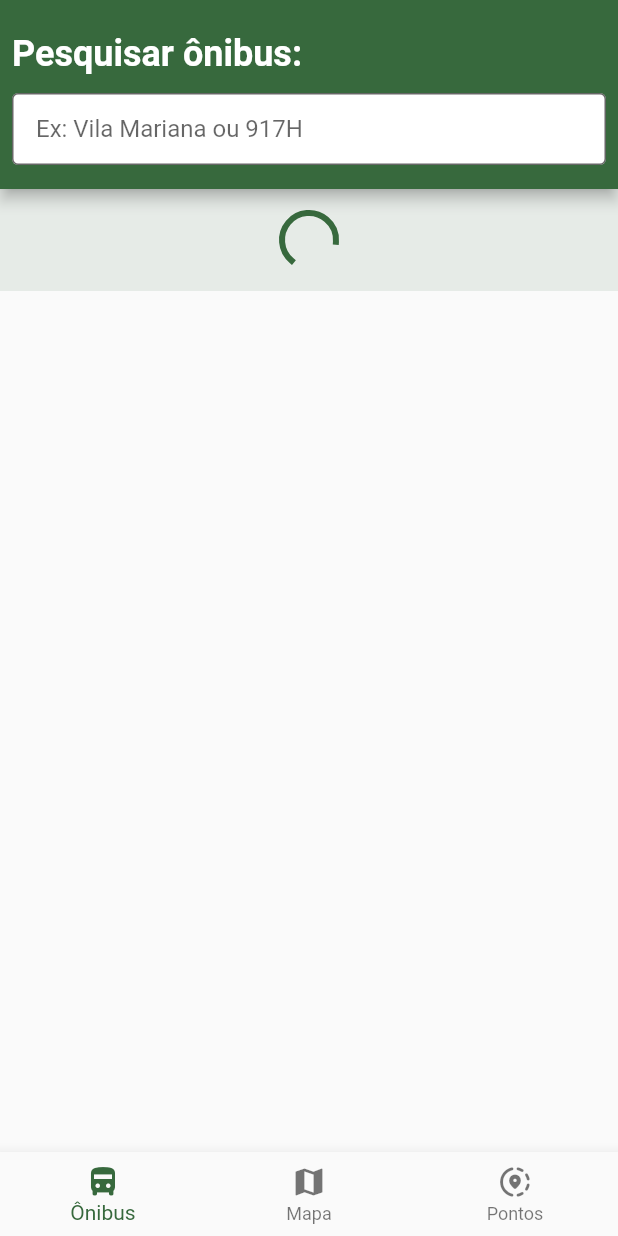
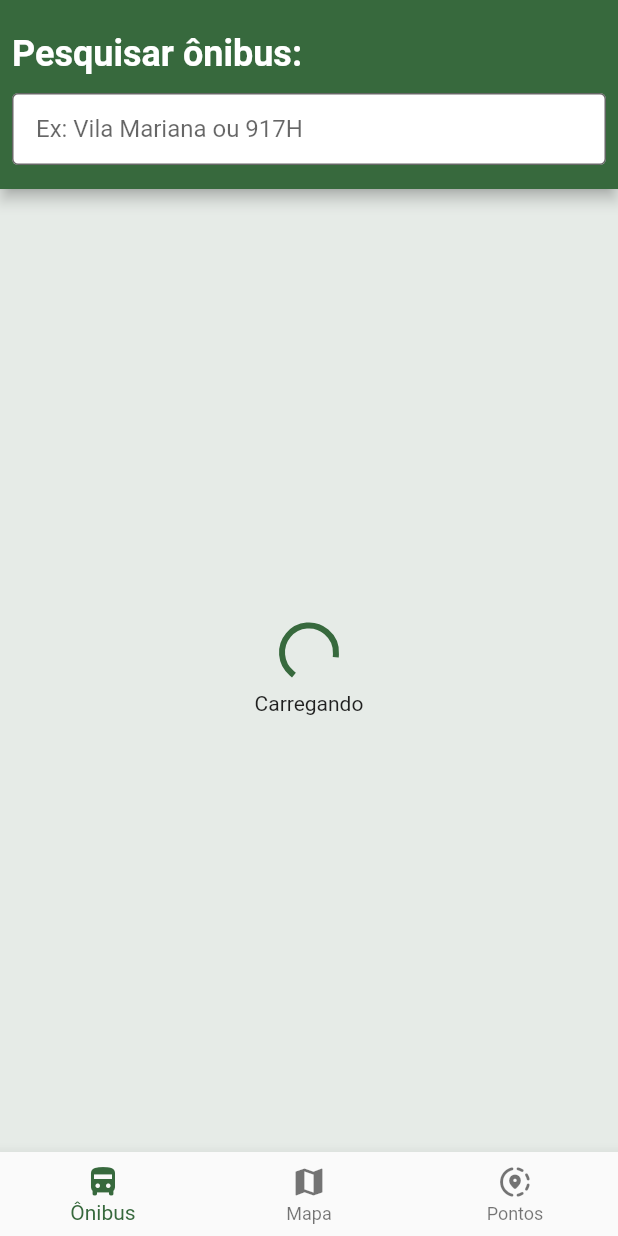
Before and after one commit to CaioLuppo/TaChegando, a Flutter app: the first screen one second after launch, on a phone screen of 412 x 824 dp. Run offline on Flutter 3.47's test engine with Material 2 defaults, Android fonts, the phone set to English and light mode, and no system bars; our stand-ins replace diacritic; missing offline and left inert: http_interceptor.

Commit message:
Aprimorando código de busca

```diff
--- a/lib/components/navegador.dart
+++ b/lib/components/navegador.dart
@@ -1,7 +1,7 @@
 // Tela principal do aplicativo
 
 import "package:flutter/material.dart";
-import 'package:ta_chegando/pages/onibus_page.dart';
+import '../pages/onibus_page.dart';
 
 class Navegador extends StatefulWidget {
   const Navegador({super.key});
@@ -10,10 +10,10 @@ class Navegador extends StatefulWidget {
   State<Navegador> createState() => _NavegadorState();
 }
 
+/// Controlador das páginas. Navega por índice.
+PageController controladorPageView = PageController();
+
 class _NavegadorState extends State<Navegador> {
-  /// Controlador das páginas. Navega por índice.
-  PageController controladorPageView = PageController();
-
   @override
   Widget build(BuildContext context) {
     return Scaffold(
@@ -21,6 +21,8 @@ class _NavegadorState extends State<Navegador> {
         controller: controladorPageView,
         children: const [
           OnibusPage(),
+          Text("Mapa"),
+          Text("Pontos")
         ],
       ),
       bottomNavigationBar: AnimatedBuilder(
@@ -30,8 +32,8 @@ class _NavegadorState extends State<Navegador> {
               currentIndex: controladorPageView.page?.round() ?? 0,
               onTap: (index) => controladorPageView.animateToPage(
                 index,
-                duration: const Duration(milliseconds: 500),
-                curve: Curves.easeInCubic,
+                duration: const Duration(milliseconds: 300),
+                curve: Curves.easeInQuad,
               ),
               items: const [
                 BottomNavigationBarItem(
--- a/lib/main.dart
+++ b/lib/main.dart
@@ -1,11 +1,9 @@
 import 'package:flutter/material.dart';
-import 'package:ta_chegando/web/clients/onibus_client.dart';
 
 import 'components/navegador.dart';
 
 void main() {
   runApp(const TaChegando());
-  OnibusWebClient().todosOnibus();
 }
 
 class TaChegando extends StatelessWidget {
--- a/lib/models/linha_de_onibus.dart
+++ b/lib/models/linha_de_onibus.dart
@@ -1,4 +1,4 @@
-import 'package:ta_chegando/pages/onibus_page.dart';
+import '../pages/onibus_page.dart';
 
 class LinhaOnibus {
   String letreiroEsquerda;
--- a/lib/pages/onibus_page.dart
+++ b/lib/pages/onibus_page.dart
@@ -1,9 +1,8 @@
+import 'package:diacritic/diacritic.dart';
 import 'package:flutter/material.dart';
-import 'package:ta_chegando/models/linha_de_onibus.dart';
-import 'package:ta_chegando/styles/text.dart';
-import 'package:ta_chegando/web/clients/onibus_client.dart';
-
-List<LinhaOnibus> todosOnibusCache = [];
+import '../models/linha_de_onibus.dart';
+import '../styles/text.dart';
+import '../web/clients/onibus_client.dart';
 
 class OnibusPage extends StatefulWidget {
   const OnibusPage({super.key});
@@ -12,14 +11,23 @@ class OnibusPage extends StatefulWidget {
   State<OnibusPage> createState() => _OnibusPageState();
 }
 
+/// Variável usada para evitar buscas desnecessárias no arquivo de ônibus.
+List<LinhaOnibus> todosOnibusCache = [];
+
 class _OnibusPageState extends State<OnibusPage> {
   final OnibusWebClient _web = OnibusWebClient();
+
+  bool mostrarTudo = false;
+
   bool buscou = false;
   String termoBusca = '';
 
   @override
   Widget build(BuildContext context) {
+    _web.todosOnibus();
+
     return Scaffold(
+      backgroundColor: Theme.of(context).colorScheme.primary.withOpacity(0.1),
       appBar: AppBar(
         bottom: PreferredSize(
           preferredSize: const Size.fromHeight(70),
@@ -49,9 +57,10 @@ class _OnibusPageState extends State<OnibusPage> {
                   onSubmitted: (texto) {
                     setState(() {
                       if (texto.isNotEmpty) {
-                        termoBusca = texto;
+                        termoBusca = removeDiacritics(texto.toLowerCase());
                         buscou = true;
                       } else {
+                        mostrarTudo = false;
                         buscou = false;
                       }
                     });
@@ -62,44 +71,56 @@ class _OnibusPageState extends State<OnibusPage> {
           ),
         ),
       ),
-      body: Container(
-        color: Theme.of(context).colorScheme.primary.withOpacity(0.1),
-        child: Padding(
-          padding: const EdgeInsets.all(8.0),
-          child: SingleChildScrollView(
-            child: Padding(
-              padding: const EdgeInsets.all(8.0),
-              child: FutureBuilder<List<LinhaOnibus>>(
+      body: FutureBuilder<List<LinhaOnibus>>(
         future: Future.delayed(
           const Duration(seconds: 2),
         ).then(
-                  (value) => !buscou
-                      ? _web.todosOnibus()
-                      : _web.buscaOnibus(termoBusca),
+          (value) async {
+            return buscou ? await buscaOnibusInteligente() : todosOnibusCache;
+          },
         ),
         builder: (context, snapshot) {
           switch (snapshot.connectionState) {
             case ConnectionState.none:
               break;
             case ConnectionState.waiting:
-                      return const Center(child: CircularProgressIndicator());
+              return Center(
+                child: Column(
+                  mainAxisAlignment: MainAxisAlignment.center,
+                  crossAxisAlignment: CrossAxisAlignment.center,
+                  children: const [
+                    CircularProgressIndicator(),
+                    Padding(
+                      padding: EdgeInsets.only(top: 8.0),
+                      child: Text("Carregando"),
+                    )
+                  ],
+                ),
+              );
             case ConnectionState.active:
               break;
             case ConnectionState.done:
               if (snapshot.hasData) {
                 final todosOnibus = snapshot.data ?? [];
                 if (todosOnibus.isNotEmpty) {
-                          return Flex(
-                            direction: Axis.vertical,
+                  return Column(
                     children: [
-                              ListView.builder(
+                      Flexible(
+                        child: Scrollbar(
+                          radius: const Radius.circular(20),
+                          thickness: 10,
+                          trackVisibility: true,
+                          interactive: true,
+                          child: ListView.builder(
+                            padding: const EdgeInsets.all(10),
+                            addAutomaticKeepAlives: true,
                             shrinkWrap: true,
-                                itemCount: todosOnibus.length,
+                            itemCount:
+                                mostrarTudo || buscou ? todosOnibus.length : 4,
                             itemBuilder: (context, index) {
                               final onibus = todosOnibus[index];
                               return Padding(
-                                    padding:
-                                        const EdgeInsets.fromLTRB(0, 4, 0, 4),
+                                padding: const EdgeInsets.fromLTRB(0, 4, 0, 4),
                                 child: Container(
                                   decoration: BoxDecoration(
                                     borderRadius: BorderRadius.circular(10),
@@ -117,23 +138,63 @@ class _OnibusPageState extends State<OnibusPage> {
                               );
                             },
                           ),
+                        ),
+                      ),
+                      if (!mostrarTudo && !buscou)
+                        Padding(
+                          padding: const EdgeInsets.all(4.0),
+                          child: ElevatedButton(
+                            onPressed: () {
+                              setState(() {
+                                mostrarTudo = true;
+                              });
+                            },
+                            child: const Text("Mostrar tudo"),
+                          ),
+                        )
                     ],
                   );
                 } else {
                   return const Center(
-                            child: Text("Nenhum ônibus encontrado"),
+                    child: Text("Nenhum ônibus encontrado."),
                   );
                 }
               }
           }
-                  return const Center(child: Text("Erro ao carregar linhas"));
+          return const Center(child: Text("Erro desconhecido"));
         },
       ),
-            ),
-          ),
-        ),
-      ),
     );
+  }
+
+  /// Utiliza o método de buscaOnibus porém filtrando a entrada do usuário
+  /// e adaptrando para o sistema da API.
+  Future<List<LinhaOnibus>> buscaOnibusInteligente() async {
+    var abreviacoes = {
+      // Abreviações que a API utiliza.
+      "terminal": "term",
+      "vila": "vl",
+      "escola": "esc",
+      "jardim": "jd",
+      "parque": "pq",
+      "lago": "lgo",
+      "hospital": "hosp"
+    };
+    List<LinhaOnibus> respostaOnibus = [];
+
+    String termoBuscaAdaptado = termoBusca;
+    abreviacoes.forEach((key, value) {
+      termoBuscaAdaptado = termoBuscaAdaptado.replaceAll(key, value);
+    });
+    respostaOnibus = await _web.buscaOnibus(termoBuscaAdaptado);
+
+    String termoBuscaAdaptado2 = termoBusca;
+    abreviacoes.forEach((key, value) {
+      termoBuscaAdaptado = termoBuscaAdaptado.replaceAll(value, key);
+    });
+    respostaOnibus.addAll(await _web.buscaOnibus(termoBuscaAdaptado2));
+
+    return respostaOnibus;
   }
 }
 
@@ -147,7 +208,7 @@ class _CartaoOnibus extends Container {
               borderRadius: BorderRadius.circular(10.0),
               color: Color(int.parse('0xFF${onibus.cor}')),
             ),
-            height: 40,
+            height: 90,
             child: Container(
               padding: const EdgeInsets.all(4),
               decoration: const BoxDecoration(
@@ -156,17 +217,39 @@ class _CartaoOnibus extends Container {
                     bottomRight: Radius.circular(10.0)),
                 color: Colors.white,
               ),
-              child: Row(
+              child: Column(
+                mainAxisAlignment: MainAxisAlignment.center,
+                children: [
+                  Row(
                     children: [
                       const Padding(
                         padding: EdgeInsets.only(left: 4.0, right: 4.0),
                         child: Icon(Icons.directions_bus),
                       ),
                       Text(
-                    "${onibus.letreiroEsquerda}/${onibus.letreiroDireita} - ${onibus.terminalPrimario} ↔ ${onibus.terminalSecundario}",
+                        "${onibus.letreiroEsquerda}/${onibus.letreiroDireita}",
                         style: const TextStyle(
-                      fontWeight: FontWeight.w400,
+                            fontWeight: FontWeight.w500, fontSize: 16),
                       ),
+                    ],
+                  ),
+                  Row(
+                    children: [
+                      const Padding(
+                        padding: EdgeInsets.only(left: 4.0, right: 4.0),
+                        child: Icon(Icons.arrow_forward),
+                      ),
+                      Text(onibus.terminalPrimario)
+                    ],
+                  ),
+                  Row(
+                    children: [
+                      const Padding(
+                        padding: EdgeInsets.only(left: 4.0, right: 4.0),
+                        child: Icon(Icons.arrow_back),
+                      ),
+                      Text(onibus.terminalSecundario)
+                    ],
                   ),
                 ],
               ),
```
Also changed, not shown: lib/web/clients/onibus_client.dart (+9 -13 lines), pubspec.yaml (+6 -5 lines), assets/linhas.txt (line endings or trailing spaces), pubspec.lock, 21 other files. Lines whose indentation alone changed are shown as unchanged.
